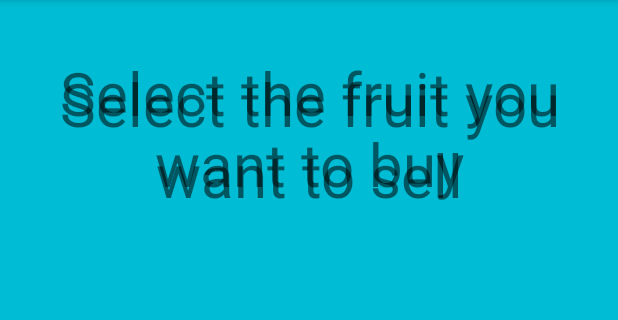
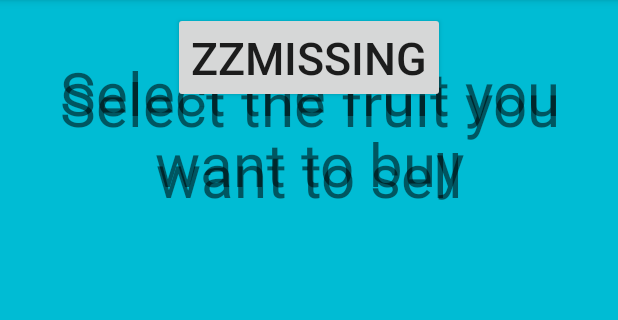
Before and after one commit to Ebarrett11/ApplesandOranges, an Android app: the ShopScreen screen opened directly, with no data from a screen before it, on a phone screen of 412 x 824 dp, the part 84-404 px from its top. Run offline under Robolectric (Android 15) with nearby library versions, the phone set to English and light mode, and no system bars.

Commit message:
Add files via upload

```diff
--- a/app/src/main/res/layout/activity_shop_screen.xml
+++ b/app/src/main/res/layout/activity_shop_screen.xml
@@ -249,4 +249,20 @@
         app:layout_constraintTop_toTopOf="parent"
         app:layout_constraintVertical_bias="0.948" />
 
+    <Button
+        android:id="@+id/btnGame"
+        android:layout_width="wrap_content"
+        android:layout_height="wrap_content"
+        android:layout_marginBottom="8dp"
+        android:layout_marginEnd="8dp"
+        android:layout_marginStart="8dp"
+        android:layout_marginTop="8dp"
+        android:text="@string/btnGame"
+        android:textSize="30sp"
+        app:layout_constraintBottom_toBottomOf="parent"
+        app:layout_constraintEnd_toEndOf="parent"
+        app:layout_constraintStart_toStartOf="parent"
+        app:layout_constraintTop_toTopOf="parent"
+        app:layout_constraintVertical_bias="0.0" />
+
 </android.support.constraint.ConstraintLayout>
```
Also changed, not shown: app/src/main/res/layout/activity_game_screen.xml (+8 -6 lines).
